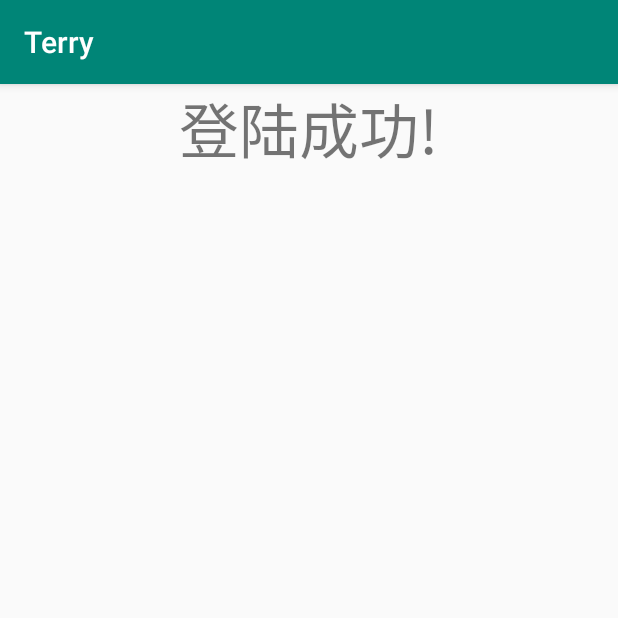
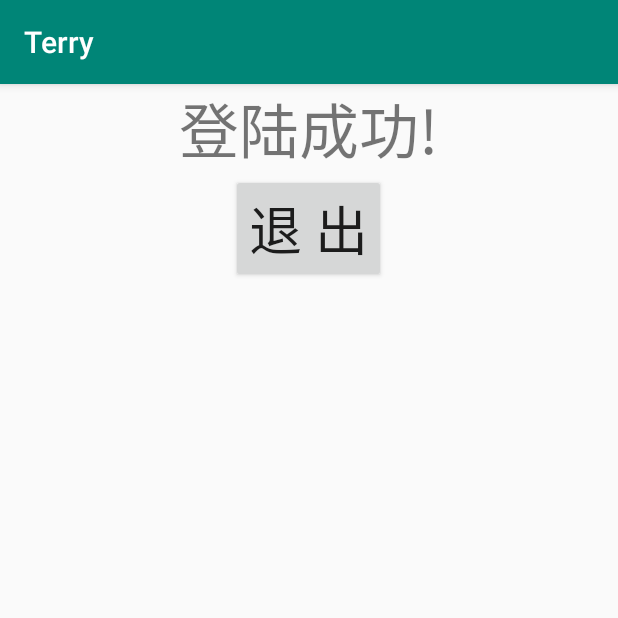
Before and after one commit to terry156501/Login_Kotlin, an Android app: the SuccessActivity screen opened directly, with no data from a screen before it, on a phone screen of 412 x 824 dp, the top half of it. Run offline under Robolectric (Android 15) with nearby library versions, the phone set to English and light mode, and no system bars.

Commit message:
Personal Home_01

```diff
--- a/app/src/main/java/com/terry/login_kotlin/SuccessActivity.kt
+++ b/app/src/main/java/com/terry/login_kotlin/SuccessActivity.kt
@@ -1,13 +1,32 @@
 package com.terry.login_kotlin
 
 import android.annotation.SuppressLint
+import android.content.Intent
 import android.os.Bundle
+import android.view.View
+import android.widget.Button
 import androidx.appcompat.app.AppCompatActivity
+
+
 
 @SuppressLint("Registered")
 class SuccessActivity: AppCompatActivity() {
+
+    private var mExit:Button? = null
+
     override fun onCreate(savedInstanceState: Bundle?) {
         super.onCreate(savedInstanceState)
         setContentView(R.layout.activity_success)
+        init()
     }
+
+    private fun init() {
+        mExit = findViewById<View>(R.id.log_exit_button) as Button
+
+        mExit!!.setOnClickListener {
+            val intent = Intent(this@SuccessActivity,LoginActivity::class.java)
+            startActivity(intent)
+        }
+    }
+
 }
--- a/app/src/main/res/layout/activity_success.xml
+++ b/app/src/main/res/layout/activity_success.xml
@@ -7,7 +7,14 @@
     <TextView
             android:layout_width="wrap_content"
             android:layout_height="wrap_content"
-            android:text="@string/success"
+            android:text="@string/log_success"
             android:layout_gravity="center"
             android:textSize="40dp"/>
+    <Button
+            android:id="@+id/log_exit_button"
+            android:layout_width="wrap_content"
+            android:layout_height="wrap_content"
+            android:text="@string/exit"
+            android:layout_gravity="center"
+            android:textSize="35dp"/>
 </LinearLayout>
--- a/app/src/main/res/values/strings.xml
+++ b/app/src/main/res/values/strings.xml
@@ -30,5 +30,7 @@
     <string name="register_message">注册成功!</string>
     <string name="surface2_message">不能为空!</string>
 
-    <string name="success">登陆成功!</string>
+    <string name="log_success">登陆成功!</string>
+    <string name="exit">退 出</string>
+    <string name="reg_success">注册成功</string>
 </resources>
```
